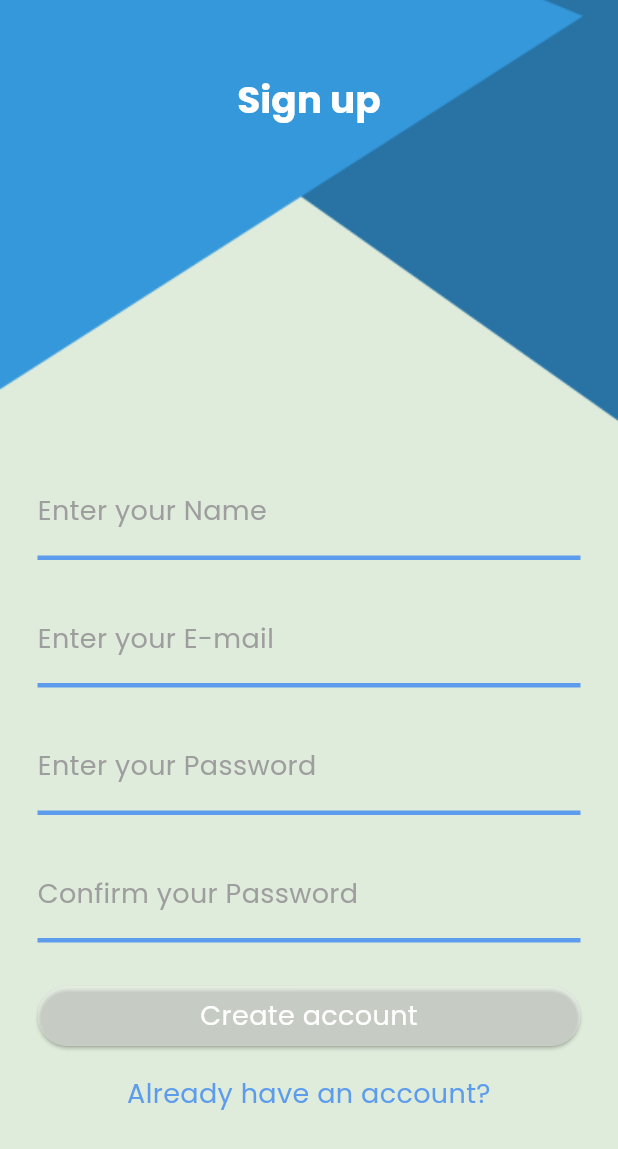
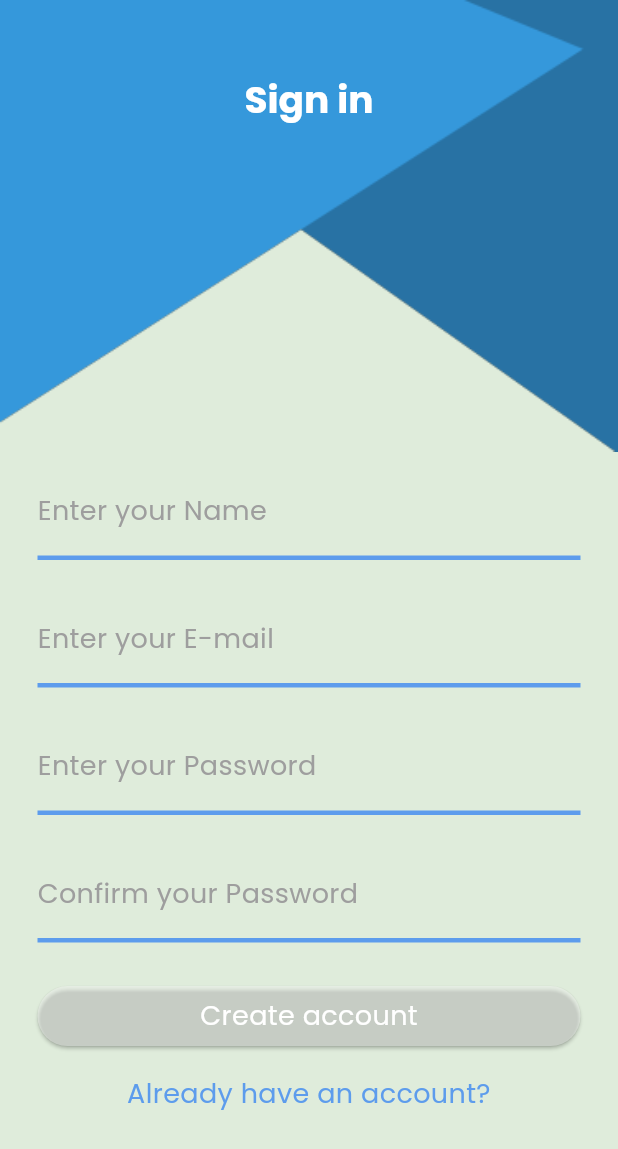
Before and after one commit to salmaHamza83934/todo_app, a Flutter app: the RegisterScreen screen opened by its route, on a phone screen of 412 x 824 dp. Shown: the top 1149 px of the screen. Run offline on Flutter 3.47's test engine with Material 3 defaults, Android fonts, the phone set to English and light mode, and no system bars; our stand-ins replace calendar_timeline, cloud_firestore, firebase_auth, firebase_core, flutter_slidable, google_fonts and 2 more; missing offline and left inert: dart:ffi; accounts and stored records are empty.

```diff
--- a/lib/core/theme/theme.dart
+++ b/lib/core/theme/theme.dart
@@ -2,15 +2,16 @@ import 'package:flutter/material.dart';
 import 'package:google_fonts/google_fonts.dart';
 
 class ApplicationTheme {
-  static const primaryColor = Color(0xFF5D9CEC);
+  static const primaryColorLight = Color(0xFF5D9CEC);
+  static const primaryColorDark=Color(0xFF060E1E);
   static const mintGreen= Color(0xFFDFECDB);
   static ThemeData lightTheme = ThemeData(
-    primaryColor: primaryColor,
+    primaryColor: primaryColorLight,
     colorScheme: const ColorScheme(
         brightness: Brightness.light,
-        primary: primaryColor,
-        onPrimary: Colors.white,
-        secondary: primaryColor,
+        primary: primaryColorLight,
+        onPrimary: Colors.black,
+        secondary: primaryColorLight,
         onSecondary: Colors.white,
         error: Colors.red,
         onError: Colors.redAccent,
@@ -26,10 +27,10 @@ class ApplicationTheme {
       backgroundColor: Colors.transparent,
       type: BottomNavigationBarType.fixed,
       selectedIconTheme: IconThemeData(
-        color: primaryColor,
+        color: primaryColorLight,
         size: 35,
       ),
-      selectedItemColor: primaryColor,
+      selectedItemColor: primaryColorLight,
       unselectedItemColor: Colors.grey,
       unselectedIconTheme: IconThemeData(color: Colors.grey, size: 30),
     ),
@@ -41,7 +42,7 @@ class ApplicationTheme {
       ),
       bodyLarge: GoogleFonts.poppins(
         fontSize: 20,
-        color: primaryColor,
+        color: primaryColorLight,
         fontWeight: FontWeight.w400,
       ),
       bodyMedium: GoogleFonts.poppins(
@@ -52,12 +53,70 @@ class ApplicationTheme {
       bodySmall: GoogleFonts.poppins(
         fontSize: 14,
         color: Colors.black,
-        fontWeight: FontWeight.w400,
+        fontWeight: FontWeight.w700,
       ),
     ),
     appBarTheme: AppBarTheme(
       iconTheme: IconThemeData(
         color: Colors.white,
+      ),
+      elevation: 0,
+    ),
+  );
+  static ThemeData darkTheme = ThemeData(
+    primaryColor: primaryColorLight,
+    colorScheme: const ColorScheme(
+        brightness: Brightness.light,
+        primary: primaryColorDark,
+        onPrimary: Colors.white,
+        secondary: primaryColorLight,
+        onSecondary: Colors.white,
+        error: Colors.red,
+        onError: Colors.redAccent,
+        background: primaryColorDark,
+        onBackground: Colors.white70,
+        surface: Colors.white38,
+        onSurface: Colors.white60),
+    scaffoldBackgroundColor: primaryColorDark,
+    iconTheme: IconThemeData(
+        color: Colors.white
+    ),
+    bottomNavigationBarTheme: BottomNavigationBarThemeData(
+      backgroundColor: Colors.transparent,
+      type: BottomNavigationBarType.fixed,
+      selectedIconTheme: IconThemeData(
+        color: primaryColorLight,
+        size: 35,
+      ),
+      selectedItemColor: primaryColorLight,
+      unselectedItemColor: Colors.grey,
+      unselectedIconTheme: IconThemeData(color: Colors.grey, size: 30),
+    ),
+    textTheme: TextTheme(
+      titleLarge: GoogleFonts.poppins(
+        fontSize: 22,
+        color: Colors.black,
+        fontWeight: FontWeight.w700,
+      ),
+      bodyLarge: GoogleFonts.poppins(
+        fontSize: 20,
+        color: primaryColorLight,
+        fontWeight: FontWeight.w400,
+      ),
+      bodyMedium: GoogleFonts.poppins(
+        fontSize: 18,
+        color: Colors.white,
+        fontWeight: FontWeight.w400,
+      ),
+      bodySmall: GoogleFonts.poppins(
+        fontSize: 14,
+        color: Colors.white,
+        fontWeight: FontWeight.w700,
+      ),
+    ),
+    appBarTheme: AppBarTheme(
+      iconTheme: IconThemeData(
+        color: Colors.black,
       ),
       elevation: 0,
     ),
--- a/lib/screens/sign_up/signup_screen.dart
+++ b/lib/screens/sign_up/signup_screen.dart
@@ -19,15 +19,6 @@ class RegisterScreen extends StatelessWidget {
     var theme = Theme.of(context);
     return Scaffold(
       body: Stack(children: [
-        Image.asset(
-          'assets/images/background.png',
-          width: double.infinity,
-          fit: BoxFit.cover,
-        ),
-        Padding(
-          padding: const EdgeInsets.all(50),
-          child: Align(child: Text('Sign up',style: theme.textTheme.titleLarge!.copyWith(fontSize: 25),),alignment: Alignment.topCenter,),
-        ),
         Padding(
           padding: const EdgeInsets.symmetric(horizontal: 15, vertical: 10),
           child: SingleChildScrollView(
@@ -116,6 +107,21 @@ class RegisterScreen extends StatelessWidget {
             ),
           ),
         ),
+        Image.asset(
+          'assets/images/background2.png',
+          fit: BoxFit.cover,
+          width: mediaQuery.width,
+        ),
+        Padding(
+          padding: const EdgeInsets.all(50),
+          child: Align(
+            child: Text(
+              'Sign in',
+              style: theme.textTheme.titleLarge!.copyWith(fontSize: 25),
+            ),
+            alignment: Alignment.topCenter,
+          ),
+        ),
       ]),
     );
   }
--- a/lib/shared/networks/firebase/firebase_manager.dart
+++ b/lib/shared/networks/firebase/firebase_manager.dart
@@ -30,8 +30,8 @@ class FirebaseManager{
     return getTaskCollection().doc(taskId).delete();
   }
 
-  static void updateTask(TaskModel task){
-    getTaskCollection().doc(task.id).update(task.tojson());
+  static Future<void> updateTask(TaskModel task){
+    return getTaskCollection().doc(task.id).update(task.tojson());
   }
 
 
--- a/pubspec.yaml
+++ b/pubspec.yaml
@@ -42,6 +42,8 @@ dependencies:
   firebase_auth: ^4.10.0
   flutter_slidable: ^3.0.0
   provider: ^6.0.5
+  shared_preferences: ^2.2.1
+
 
 
 dev_dependencies:
```
Also changed, not shown: lib/home_layout/home_layout.dart (+7 -4 lines), lib/main.dart (+15 -5 lines), lib/providers/theme_provider.dart (added, +24 -0 lines), lib/screens/settings.dart (deleted, +0 -11 lines), lib/screens/settings/settings.dart (added, +60 -0 lines), lib/screens/settings/theme_bottom_sheet.dart (added, +70 -0 lines), lib/screens/task/edit_task.dart (added, +190 -0 lines), lib/screens/task/task_item.dart (+12 -3 lines), lib/screens/task/tasks.dart (+5 -2 lines), pubspec.lock, 1 other file.
